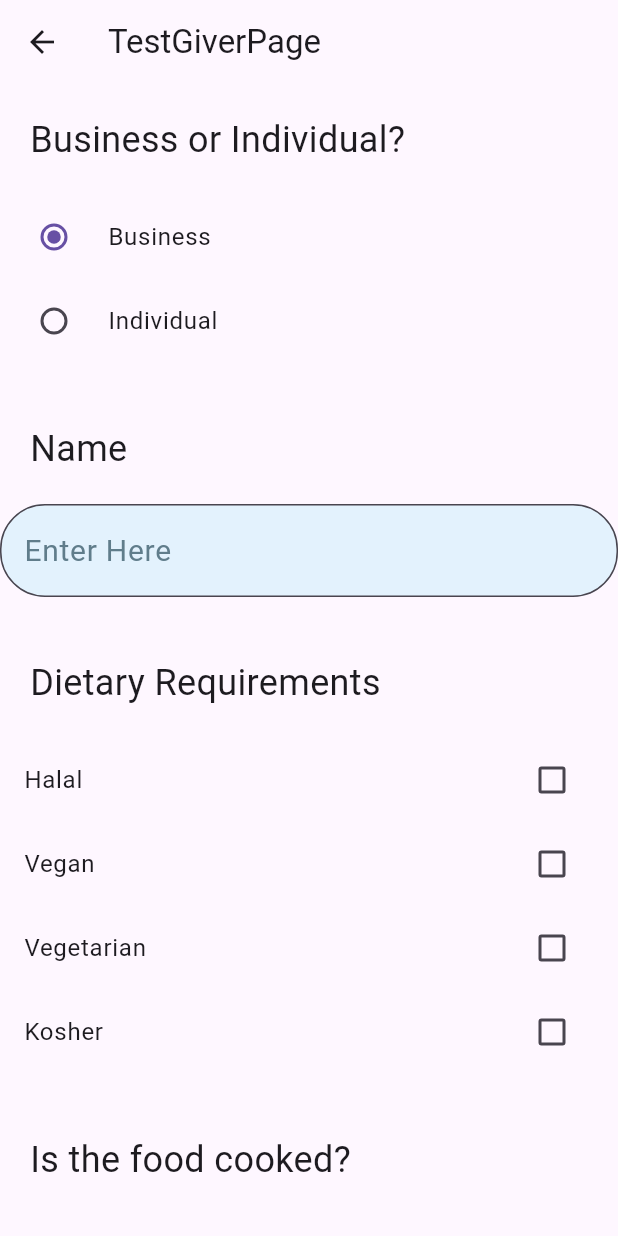
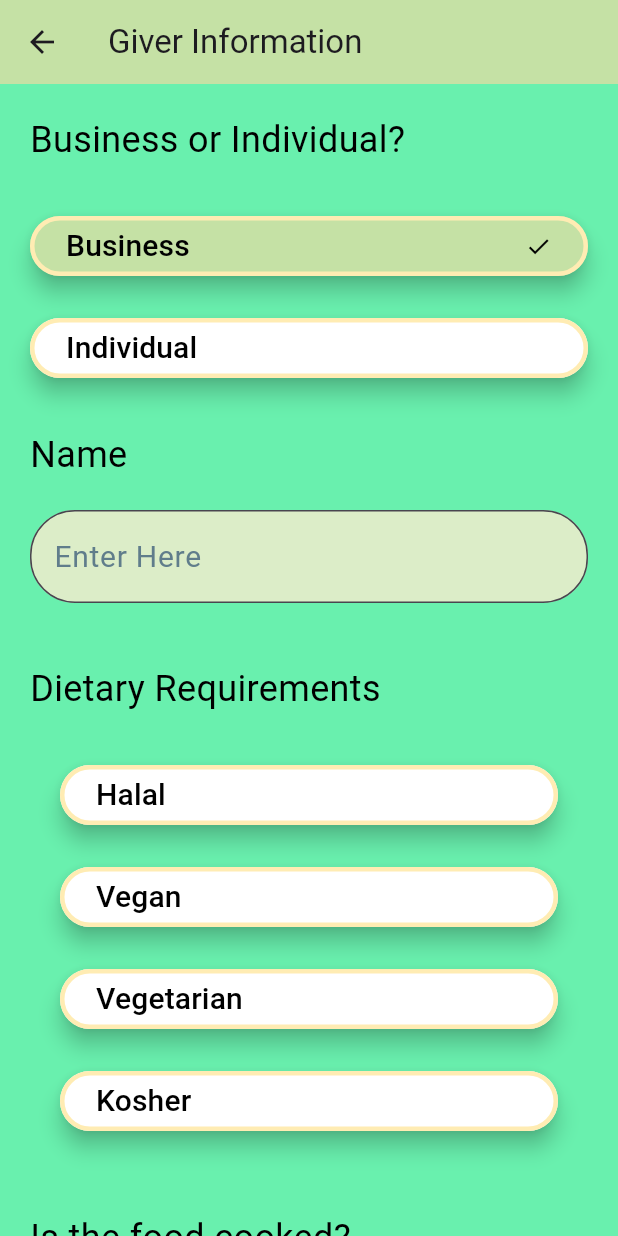
Before and after one commit to AqilHanan/YouthHack_2K24_Team14, a Flutter app: the TestGiverPage screen opened directly, on a phone screen of 412 x 824 dp. Run offline on Flutter 3.47's test engine with Material 3 defaults, Android fonts, the phone set to English and light mode, and no system bars; our stand-ins replace cloud_firestore, firebase_core; accounts and stored records are empty.

Commit message:
version 0.7 made testgiverpage.dart look nicee

```diff
--- a/lib/Pages/testgiverpage.dart
+++ b/lib/Pages/testgiverpage.dart
@@ -11,8 +11,6 @@ class TestGiverPage extends StatefulWidget {
 enum Type { business, individual }
 
 class _TestGiverPageState extends State<TestGiverPage> {
-  //firestore
-
   final FirestoreService firestoreService = FirestoreService();
 
   final List<String> _dietType = [
@@ -30,6 +28,7 @@ class _TestGiverPageState extends State<TestGiverPage> {
 
   final _nameGiverController = TextEditingController();
   Type? _selectedType = Type.business;
+  String selectedType = '';
 
   String _nameGiver = '';
   String _selectedDietTypeString = '';
@@ -94,8 +93,10 @@ class _TestGiverPageState extends State<TestGiverPage> {
   @override
   Widget build(BuildContext context) {
     return Scaffold(
+      backgroundColor: Colors.greenAccent[200], // Match the background color
       appBar: AppBar(
-        title: const Text('TestGiverPage'),
+        title: const Text('Giver Information'),
+        backgroundColor: Colors.lightGreen[200],
       ),
       body: SingleChildScrollView(
         child: Center(
@@ -106,42 +107,25 @@ class _TestGiverPageState extends State<TestGiverPage> {
                 padding: EdgeInsets.all(20.0),
                 child: Text(
                   'Business or Individual?',
-                  style: TextStyle(fontSize: 24),
+                  style: TextStyle(fontSize: 24, color: Colors.black),
                 ),
               ),
 
               // Type Business or Individual
-              RadioListTile<Type>(
-                title: const Text('Business'),
-                value: Type.business,
-                groupValue: _selectedType,
-                onChanged: (Type? value) {
-                  setState(() {
-                    _selectedType = value;
-                  });
-                },
-              ),
-              RadioListTile<Type>(
-                title: const Text('Individual'),
-                value: Type.individual,
-                groupValue: _selectedType,
-                onChanged: (Type? value) {
-                  setState(() {
-                    _selectedType = value;
-                  });
-                },
-              ),
-              SizedBox(height: 20),
+              _buildStyledRadioOption(Type.business, 'Business'),
+              _buildStyledRadioOption(Type.individual, 'Individual'),
 
               // Name
               const Padding(
                 padding: EdgeInsets.all(20.0),
                 child: Text(
                   'Name',
-                  style: TextStyle(fontSize: 24),
+                  style: TextStyle(fontSize: 24, color: Colors.black),
                 ),
               ),
-              TextField(
+              Padding(
+                padding: const EdgeInsets.symmetric(horizontal: 20.0),
+                child: TextField(
                   controller: _nameGiverController,
                   onChanged: (text) {
                     setState(() {
@@ -151,9 +135,13 @@ class _TestGiverPageState extends State<TestGiverPage> {
                   style: const TextStyle(fontSize: 20),
                   decoration: InputDecoration(
                     filled: true,
-                  fillColor: Colors.blue[50],
-                  border: const OutlineInputBorder(
-                    borderRadius: BorderRadius.all(Radius.circular(30.0)),
+                    fillColor: Colors.lightGreen[100],
+                    border: OutlineInputBorder(
+                      borderRadius: BorderRadius.circular(30.0),
+                      borderSide: BorderSide(
+                        color: Colors.amber[100]!,
+                        width: 3,
+                      ),
                     ),
                     hintText: 'Enter Here',
                     hintStyle: const TextStyle(
@@ -161,45 +149,42 @@ class _TestGiverPageState extends State<TestGiverPage> {
                     ),
                   ),
                 ),
+              ),
 
               // Dietary Requirements
-              SizedBox(height: 20),
+              const SizedBox(height: 20),
               const Padding(
                 padding: EdgeInsets.all(20.0),
                 child: Text(
                   'Dietary Requirements',
-                  style: TextStyle(fontSize: 24),
+                  style: TextStyle(fontSize: 24, color: Colors.black),
                 ),
               ),
-              ListView.builder(
+              Padding(
+                padding: const EdgeInsets.symmetric(horizontal: 20.0),
+                child: ListView.builder(
                   shrinkWrap: true,
                   physics: const NeverScrollableScrollPhysics(),
                   itemCount: _dietType.length,
                   itemBuilder: (context, index) {
-                  return CheckboxListTile(
-                    title: Text(_dietType[index]),
-                    value: _selectedDietType[index],
-                    onChanged: (bool? value) {
-                      setState(() {
-                        _selectedDietType[index] = value ?? false;
-                        _updateSelectedDietTypeString();
-                      });
+                    return _buildStyledCheckboxOption(index);
                   },
-                  );
-                },
+                ),
               ),
 
               // Is the food cooked?
-              SizedBox(height: 20),
+              const SizedBox(height: 20),
               const Padding(
                 padding: EdgeInsets.all(20.0),
                 child: Text(
                   'Is the food cooked?',
-                  style: TextStyle(fontSize: 24),
+                  style: TextStyle(fontSize: 24, color: Colors.black),
                 ),
               ),
-              CheckboxListTile(
-                title: Text("Food is Cooked"),
+              Padding(
+                padding: const EdgeInsets.symmetric(horizontal: 20.0),
+                child: _buildStyledCheckboxTile(
+                  title: "Food is Cooked",
                   value: cooked,
                   onChanged: (value) {
                     setState(() {
@@ -207,19 +192,26 @@ class _TestGiverPageState extends State<TestGiverPage> {
                     });
                   },
                 ),
+              ),
 
               // Expiry Date
-              SizedBox(height: 20),
+              const SizedBox(height: 20),
               const Padding(
                 padding: EdgeInsets.all(20.0),
                 child: Text(
                   'Expiry Date',
-                  style: TextStyle(fontSize: 24),
+                  style: TextStyle(fontSize: 24, color: Colors.black),
                 ),
               ),
-              Row(
+              Padding(
+                padding: const EdgeInsets.symmetric(horizontal: 20.0),
+                child: Row(
                   children: [
                     ElevatedButton(
+                      style: ElevatedButton.styleFrom(
+                        backgroundColor: Colors.lightGreen[200],
+                        side: BorderSide(color: Colors.amber[100]!, width: 3),
+                      ),
                       onPressed: () async {
                         DateTime? newDate = await showDatePicker(
                           context: context,
@@ -233,34 +225,140 @@ class _TestGiverPageState extends State<TestGiverPage> {
                           });
                         }
                       },
-                    child: Text("Select Date"),
+                      child: Text("Select Date", style: TextStyle(fontSize: 20, color: Colors.black)),
                     ),
-                  Text("${expdate.day}/${expdate.month}/${expdate.year}"),
+                    const SizedBox(width: 20),
+                    Text("${expdate.day}/${expdate.month}/${expdate.year}", style: TextStyle(fontSize: 20, color: Colors.black)),
                   ],
                 ),
+              ),
 
-              // Date and Time Selection
-              SizedBox(height: 20),
-
-              //submit button
-              SizedBox(height: 20),
+              // Submit button
+              const SizedBox(height: 20),
               Center(
                 child: SizedBox(
-                  child:ElevatedButton(onPressed: (){
+                  width: 200,
+                  height: 60,
+                  child: ElevatedButton(
+                    style: ElevatedButton.styleFrom(
+                      backgroundColor: Colors.lightGreen[200],
+                      side: BorderSide(color: Colors.amber[100]!, width: 3),
+                      elevation: 6,
+                    ),
+                    onPressed: () {
                       firestoreService.addGiver(
-                        _selectedType.toString(),
+                        selectedType,
                         _nameGiver,
                         _selectedDietTypeString,
                         cooked,
-                        expdate);
+                        expdate,
+                      );
                       Navigator.pop(context);
                     },
-                    child: Text("Submit"),
+                    child: Text("Submit", style: TextStyle(fontSize: 24, color: Colors.black)),
                   ),
                 ),
-              )
+              ),
             ],
           ),
+        ),
+      ),
+    );
+  }
+
+  Widget _buildStyledRadioOption(Type type, String title) {
+    return Padding(
+      padding: const EdgeInsets.symmetric(horizontal: 20.0, vertical: 10.0),
+      child: ElevatedButton(
+        style: ElevatedButton.styleFrom(
+          backgroundColor: _selectedType == type ? Colors.lightGreen[200] : Colors.white,
+          side: BorderSide(color: Colors.amber[100]!, width: 3),
+          elevation: 6,
+          shape: RoundedRectangleBorder(
+            borderRadius: BorderRadius.circular(30.0),
+          ),
+        ),
+        onPressed: () {
+          setState(() {
+            _selectedType = type;
+            selectedType = title;
+          });
+        },
+        child: Row(
+          mainAxisAlignment: MainAxisAlignment.spaceBetween,
+          children: [
+            Text(
+              title,
+              style: TextStyle(fontSize: 20, color: Colors.black),
+            ),
+            if (_selectedType == type)
+              Icon(Icons.check, color: Colors.black),
+          ],
+        ),
+      ),
+    );
+  }
+
+  Widget _buildStyledCheckboxOption(int index) {
+    return Padding(
+      padding: const EdgeInsets.symmetric(horizontal: 20.0, vertical: 10.0),
+      child: ElevatedButton(
+        style: ElevatedButton.styleFrom(
+          backgroundColor: _selectedDietType[index] ? Colors.lightGreen[200] : Colors.white,
+          side: BorderSide(color: Colors.amber[100]!, width: 3),
+          elevation: 6,
+          shape: RoundedRectangleBorder(
+            borderRadius: BorderRadius.circular(30.0),
+          ),
+        ),
+        onPressed: () {
+          setState(() {
+            _selectedDietType[index] = !_selectedDietType[index];
+            _updateSelectedDietTypeString();
+          });
+        },
+        child: Row(
+          mainAxisAlignment: MainAxisAlignment.spaceBetween,
+          children: [
+            Text(
+              _dietType[index],
+              style: TextStyle(fontSize: 20, color: Colors.black),
+            ),
+            if (_selectedDietType[index])
+              Icon(Icons.check, color: Colors.black),
+          ],
+        ),
+      ),
+    );
+  }
+
+  Widget _buildStyledCheckboxTile({required String title, required bool value, required ValueChanged<bool?> onChanged}) {
+    return Padding(
+      padding: const EdgeInsets.symmetric(horizontal: 20.0, vertical: 10.0),
+      child: ElevatedButton(
+        style: ElevatedButton.styleFrom(
+          backgroundColor: value ? Colors.lightGreen[200] : Colors.white,
+          side: BorderSide(color: Colors.amber[100]!, width: 3),
+          elevation: 6,
+          shape: RoundedRectangleBorder(
+            borderRadius: BorderRadius.circular(30.0),
+          ),
+        ),
+        onPressed: () {
+          setState(() {
+            onChanged(!value);
+          });
+        },
+        child: Row(
+          mainAxisAlignment: MainAxisAlignment.spaceBetween,
+          children: [
+            Text(
+              title,
+              style: TextStyle(fontSize: 20, color: Colors.black),
+            ),
+            if (value)
+              Icon(Icons.check, color: Colors.black),
+          ],
         ),
       ),
     );
```
Lines whose indentation alone changed are shown as unchanged.
